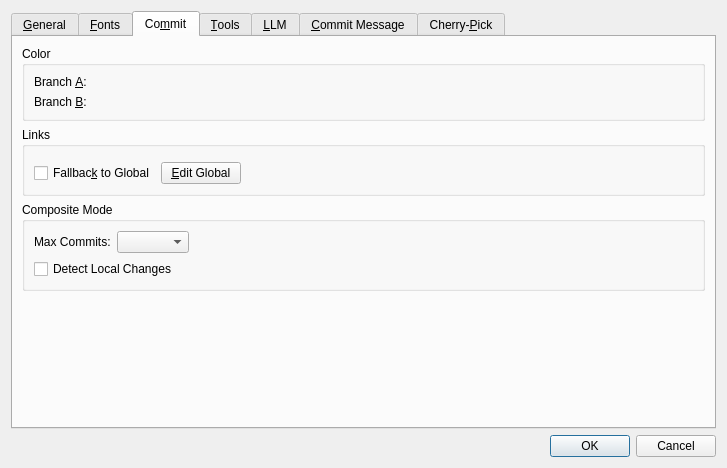
Qt form qgitc/preferences.ui (timxx/qgitc) before a commit.
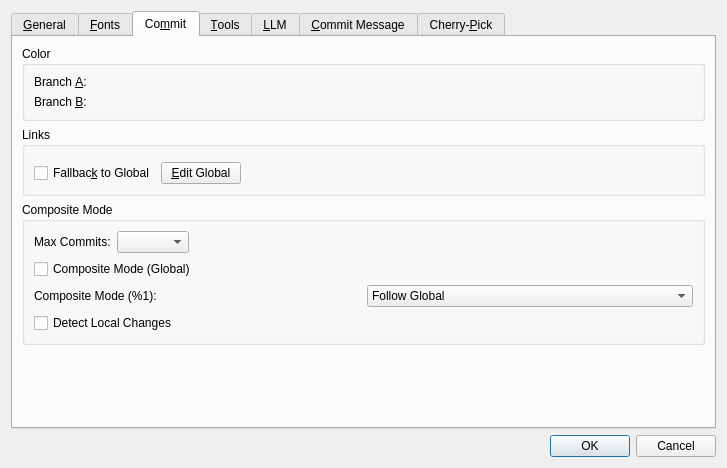
The same form after that commit. The open tabs and pages were chosen to show the change. Custom widgets are drawn as their Qt base class.

Commit message:
feat: add per-repository composite mode override
Allow users to configure composite mode per-repository via a
combobox in preferences: Follow Global / Enable / Disable.

- Add compositeModePerRepo() and setCompositeModePerRepo() to Settings
- Simplify isCompositeMode(repoName) to resolve per-repo + global
- Add UI controls: global checkbox + per-repo combobox in Commit tab
- Menu toggle respects per-repo override vs global setting
- All composite mode behavior checks use effective per-repo value

The edit to the form file:
```diff
--- a/qgitc/preferences.ui
+++ b/qgitc/preferences.ui
@@ -504,6 +504,43 @@
             </item>
            </layout>
           </item>
+          <item>
+           <widget class="QCheckBox" name="cbCompositeMode">
+            <property name="text">
+             <string>Composite Mode (Global)</string>
+            </property>
+           </widget>
+          </item>
+          <item>
+           <layout class="QHBoxLayout" name="horizontalLayout_compositeMode">
+            <item>
+             <widget class="QLabel" name="lbCompositeModeRepo">
+              <property name="text">
+               <string>Composite Mode (%1):</string>
+              </property>
+             </widget>
+            </item>
+            <item>
+             <widget class="QComboBox" name="cbCompositeModeRepo">
+              <item>
+               <property name="text">
+                <string>Follow Global</string>
+               </property>
+              </item>
+              <item>
+               <property name="text">
+                <string>Enable</string>
+               </property>
+              </item>
+              <item>
+               <property name="text">
+                <string>Disable</string>
+               </property>
+              </item>
+             </widget>
+            </item>
+           </layout>
+          </item>
           <item>
            <widget class="QCheckBox" name="cbDetectLocalChanges">
             <property name="text">
```
The commit also changes 6 other files.
